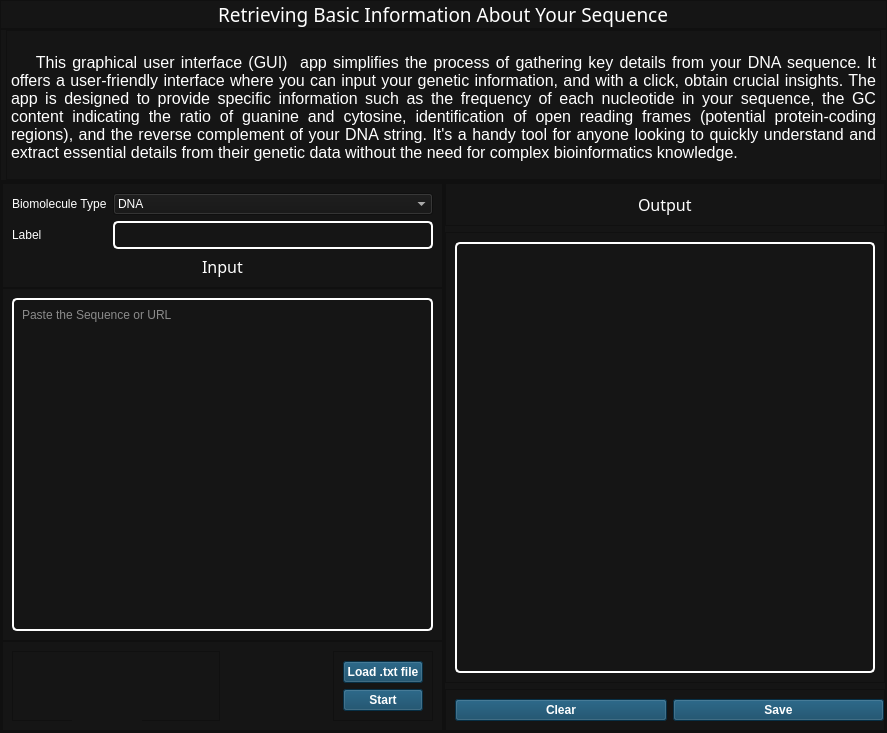
Above: ui/tabs/basic_info.ui from bryancastillo10/BioBytes-PairSync before the change. Below: the same form after it.
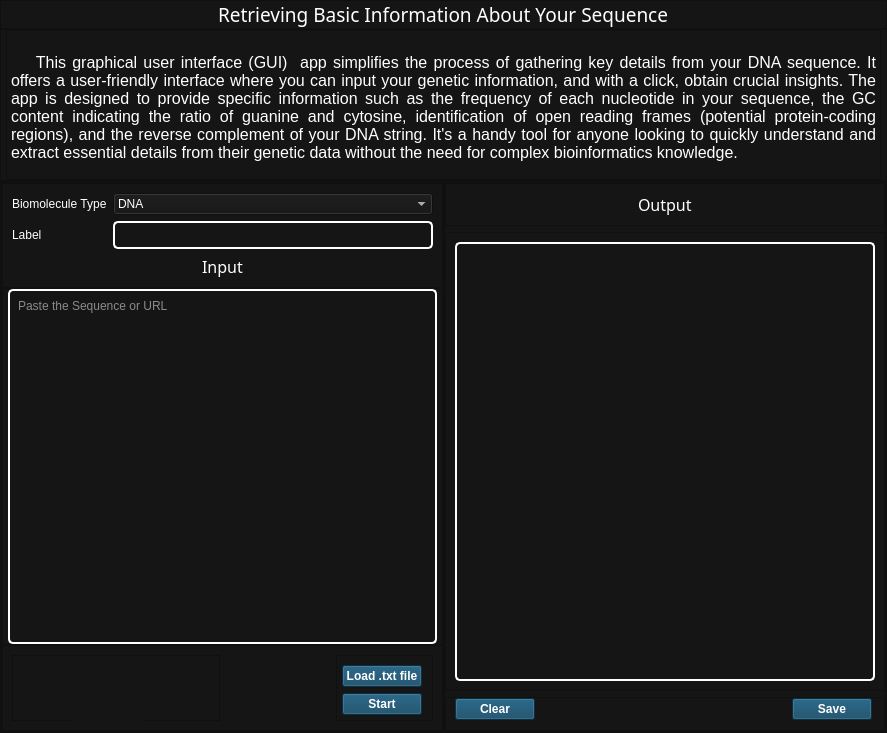
That is the form after the change. Icons and pictures are not drawn.

Commit message: modified basic_info layout

Patch:
```diff
--- a/ui/tabs/basic_info.ui
+++ b/ui/tabs/basic_info.ui
@@ -301,6 +301,18 @@
             <enum>QFrame::Raised</enum>
            </property>
            <layout class="QGridLayout" name="gridLayout_2">
+            <property name="leftMargin">
+             <number>5</number>
+            </property>
+            <property name="topMargin">
+             <number>0</number>
+            </property>
+            <property name="rightMargin">
+             <number>5</number>
+            </property>
+            <property name="bottomMargin">
+             <number>0</number>
+            </property>
             <item row="0" column="0">
              <widget class="QTextEdit" name="textEdit_2">
               <property name="placeholderText">
@@ -370,6 +382,15 @@
                <enum>QFrame::Raised</enum>
               </property>
               <layout class="QVBoxLayout" name="verticalLayout_6">
+               <property name="leftMargin">
+                <number>5</number>
+               </property>
+               <property name="rightMargin">
+                <number>10</number>
+               </property>
+               <property name="bottomMargin">
+                <number>5</number>
+               </property>
                <item>
                 <widget class="QPushButton" name="pushButton">
                  <property name="text">
@@ -490,9 +511,15 @@
             <enum>QFrame::Raised</enum>
            </property>
            <layout class="QHBoxLayout" name="horizontalLayout_3">
-            <property name="rightMargin">
+            <property name="topMargin">
              <number>0</number>
             </property>
+            <property name="rightMargin">
+             <number>12</number>
+            </property>
+            <property name="bottomMargin">
+             <number>10</number>
+            </property>
             <item>
              <widget class="QPushButton" name="pushButton_3">
               <property name="text">
@@ -504,6 +531,19 @@
               </property>
              </widget>
             </item>
+            <item>
+             <spacer name="horizontalSpacer">
+              <property name="orientation">
+               <enum>Qt::Horizontal</enum>
+              </property>
+              <property name="sizeHint" stdset="0">
+               <size>
+                <width>212</width>
+                <height>20</height>
+               </size>
+              </property>
+             </spacer>
+            </item>
             <item>
              <widget class="QPushButton" name="pushButton_4">
               <property name="text">
```
The commit also changes 4 other files.
